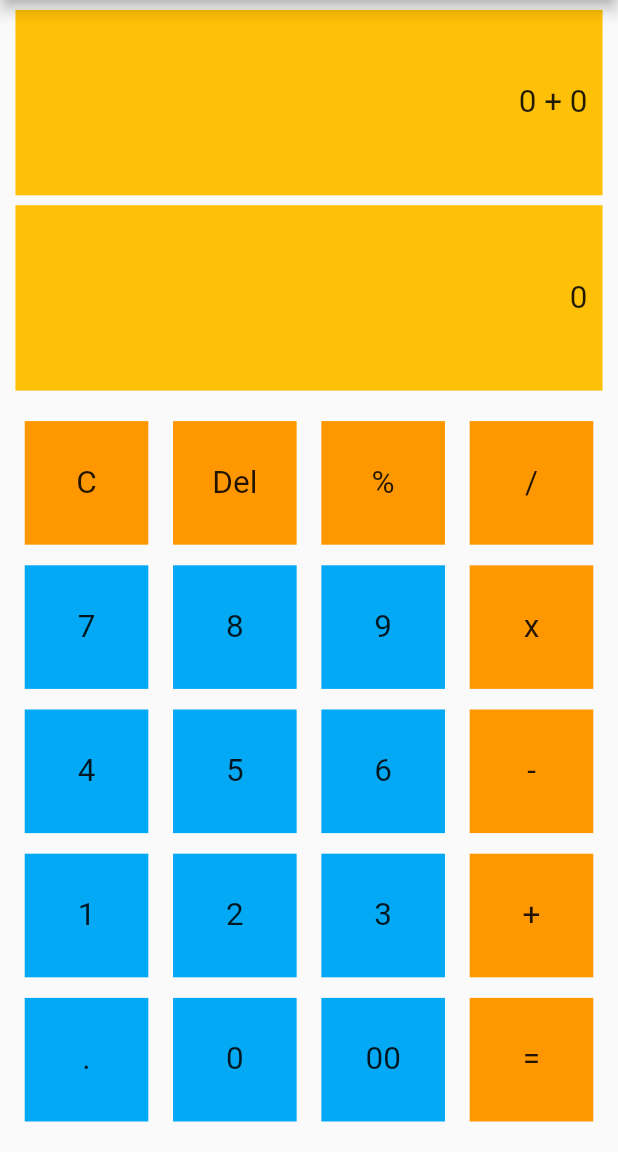
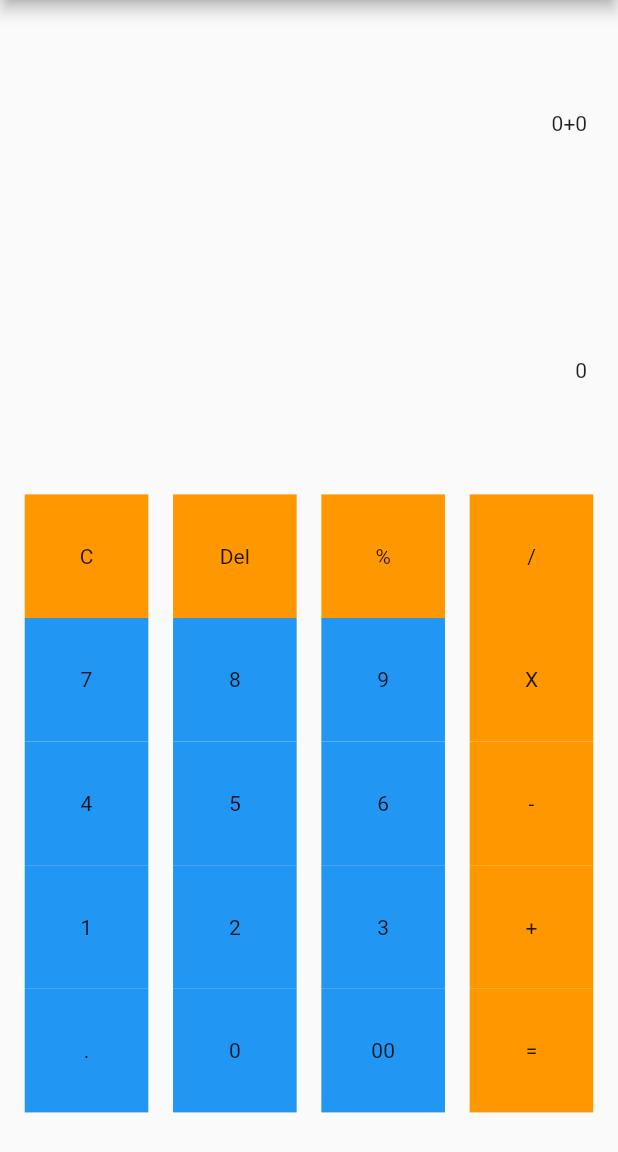
Before and after one commit to rahulmokaria/flutter_calculator_ui, a Flutter app: the screen it shows after launch, on a phone screen of 412 x 824 dp, the part 84-1236 px from its top. Run offline on Flutter 3.47's test engine with Material 2 defaults, Android fonts, the phone set to English and light mode, and no system bars.

Commit message:
updated ui

```diff
--- a/lib/calc.dart
+++ b/lib/calc.dart
@@ -1,17 +1,16 @@
 import 'package:flutter/material.dart';
 import 'package:flutter/src/widgets/framework.dart';
 import 'package:flutter/src/widgets/placeholder.dart';
-
 import 'my_button.dart';
 
-class CalcPage extends StatefulWidget {
-  const CalcPage({super.key});
+class CalculatorPage extends StatefulWidget {
+  const CalculatorPage({super.key});
 
   @override
-  State<CalcPage> createState() => _CalcPageState();
+  State<CalculatorPage> createState() => _CalculatorPageState();
 }
 
-class _CalcPageState extends State<CalcPage> {
+class _CalculatorPageState extends State<CalculatorPage> {
   @override
   Widget build(BuildContext context) {
     return SafeArea(
@@ -23,138 +22,66 @@ class _CalcPageState extends State<CalcPage> {
         ),
         body: Container(
           child: Column(
-            mainAxisAlignment: MainAxisAlignment.spaceEvenly,
             children: [
               Container(
-                padding: EdgeInsets.all(10),
-                color: Colors.amber,
-                width: MediaQuery.of(context).size.width * 0.95,
-                height: MediaQuery.of(context).size.height * 0.15,
+                width: MediaQuery.of(context).size.width * .9,
+                height: MediaQuery.of(context).size.height * .2,
                 alignment: Alignment.centerRight,
-                child: Text(
-                  '0 + 0',
-                  textScaleFactor: 1.5,
-                ),
+                child: Text("0+0"),
               ),
               Container(
-                padding: EdgeInsets.all(10),
-                color: Colors.amber,
-                width: MediaQuery.of(context).size.width * 0.95,
-                height: MediaQuery.of(context).size.height * 0.15,
+                width: MediaQuery.of(context).size.width * .9,
+                height: MediaQuery.of(context).size.height * .2,
                 alignment: Alignment.centerRight,
-                child: Text(
-                  '0',
-                  textScaleFactor: 1.5,
-                ),
+                child: Text("0"),
               ),
               Container(
-                height: MediaQuery.of(context).size.height * 0.6,
                 child: Column(
                   mainAxisAlignment: MainAxisAlignment.spaceEvenly,
                   children: [
                     Row(
                       mainAxisAlignment: MainAxisAlignment.spaceEvenly,
                       children: [
-                        MyButton(
-                          buttonColor: Colors.orange,
-                          buttonText: 'C',
-                        ),
-                        MyButton(
-                          buttonColor: Colors.orange,
-                          buttonText: 'Del',
-                        ),
-                        MyButton(
-                          buttonColor: Colors.orange,
-                          buttonText: '%',
-                        ),
-                        MyButton(
-                          buttonColor: Colors.orange,
-                          buttonText: '/',
-                        ),
+                        MyButton(buttonText: 'C', buttonColor: Colors.orange),
+                        MyButton(buttonText: 'Del', buttonColor: Colors.orange),
+                        MyButton(buttonText: '%', buttonColor: Colors.orange),
+                        MyButton(buttonText: '/', buttonColor: Colors.orange),
                       ],
                     ),
                     Row(
                       mainAxisAlignment: MainAxisAlignment.spaceEvenly,
                       children: [
-                        MyButton(
-                          buttonColor: Colors.lightBlue,
-                          buttonText: '7',
-                        ),
-                        MyButton(
-                          buttonColor: Colors.lightBlue,
-                          buttonText: '8',
-                        ),
-                        MyButton(
-                          buttonColor: Colors.lightBlue,
-                          buttonText: '9',
-                        ),
-                        MyButton(
-                          buttonColor: Colors.orange,
-                          buttonText: 'x',
-                        ),
+                        MyButton(buttonText: '7', buttonColor: Colors.blue),
+                        MyButton(buttonText: '8', buttonColor: Colors.blue),
+                        MyButton(buttonText: '9', buttonColor: Colors.blue),
+                        MyButton(buttonText: 'X', buttonColor: Colors.orange),
                       ],
                     ),
                     Row(
                       mainAxisAlignment: MainAxisAlignment.spaceEvenly,
                       children: [
-                        MyButton(
-                          buttonColor: Colors.lightBlue,
-                          buttonText: '4',
-                        ),
-                        MyButton(
-                          buttonColor: Colors.lightBlue,
-                          buttonText: '5',
-                        ),
-                        MyButton(
-                          buttonColor: Colors.lightBlue,
-                          buttonText: '6',
-                        ),
-                        MyButton(
-                          buttonColor: Colors.orange,
-                          buttonText: '-',
-                        ),
+                        MyButton(buttonText: '4', buttonColor: Colors.blue),
+                        MyButton(buttonText: '5', buttonColor: Colors.blue),
+                        MyButton(buttonText: '6', buttonColor: Colors.blue),
+                        MyButton(buttonText: '-', buttonColor: Colors.orange),
                       ],
                     ),
                     Row(
                       mainAxisAlignment: MainAxisAlignment.spaceEvenly,
                       children: [
-                        MyButton(
-                          buttonColor: Colors.lightBlue,
-                          buttonText: '1',
-                        ),
-                        MyButton(
-                          buttonColor: Colors.lightBlue,
-                          buttonText: '2',
-                        ),
-                        MyButton(
-                          buttonColor: Colors.lightBlue,
-                          buttonText: '3',
-                        ),
-                        MyButton(
-                          buttonColor: Colors.orange,
-                          buttonText: '+',
-                        ),
+                        MyButton(buttonText: '1', buttonColor: Colors.blue),
+                        MyButton(buttonText: '2', buttonColor: Colors.blue),
+                        MyButton(buttonText: '3', buttonColor: Colors.blue),
+                        MyButton(buttonText: '+', buttonColor: Colors.orange),
                       ],
                     ),
                     Row(
                       mainAxisAlignment: MainAxisAlignment.spaceEvenly,
                       children: [
-                        MyButton(
-                          buttonColor: Colors.lightBlue,
-                          buttonText: '.',
-                        ),
-                        MyButton(
-                          buttonColor: Colors.lightBlue,
-                          buttonText: '0',
-                        ),
-                        MyButton(
-                          buttonColor: Colors.lightBlue,
-                          buttonText: '00',
-                        ),
-                        MyButton(
-                          buttonColor: Colors.orange,
-                          buttonText: '=',
-                        ),
+                        MyButton(buttonText: '.', buttonColor: Colors.blue),
+                        MyButton(buttonText: '0', buttonColor: Colors.blue),
+                        MyButton(buttonText: '00', buttonColor: Colors.blue),
+                        MyButton(buttonText: '=', buttonColor: Colors.orange),
                       ],
                     ),
                   ],
--- a/lib/main.dart
+++ b/lib/main.dart
@@ -1,5 +1,6 @@
 import 'package:flutter/material.dart';
-import 'package:flutter_calculator/calc.dart';
+
+import 'calc.dart';
 
 void main() {
   runApp(const MyApp());
@@ -25,7 +26,7 @@ class MyApp extends StatelessWidget {
         // is not restarted.
         primarySwatch: Colors.blue,
       ),
-      home: const CalcPage(),
+      home: CalculatorPage(),
     );
   }
 }
--- a/lib/my_button.dart
+++ b/lib/my_button.dart
@@ -3,22 +3,19 @@ import 'package:flutter/src/widgets/framework.dart';
 import 'package:flutter/src/widgets/placeholder.dart';
 
 class MyButton extends StatelessWidget {
-  final String buttonText;
-  final Color buttonColor;
-  MyButton({super.key, required this.buttonColor, required this.buttonText});
+  String buttonText;
+  Color buttonColor;
+  MyButton({super.key, required this.buttonText, required this.buttonColor});
 
   @override
   Widget build(BuildContext context) {
     return GestureDetector(
       child: Container(
-        width: MediaQuery.of(context).size.width * 0.2,
-        height: MediaQuery.of(context).size.height * 0.1,
+        width: MediaQuery.of(context).size.width * .2,
+        height: MediaQuery.of(context).size.height * .1,
         color: buttonColor,
         child: Center(
-          child: Text(
-            buttonText,
-            textScaleFactor: 1.5,
-          ),
+          child: Text(buttonText),
         ),
       ),
     );
--- a/pubspec.yaml
+++ b/pubspec.yaml
@@ -1,4 +1,4 @@
-name: flutter_calculator
+name: calculator
 description: A new Flutter project.
 # The following line prevents the package from being accidentally published to
 # pub.dev using `flutter pub publish`. This is preferred for private packages.
```
Also changed, not shown: 19 other files.
